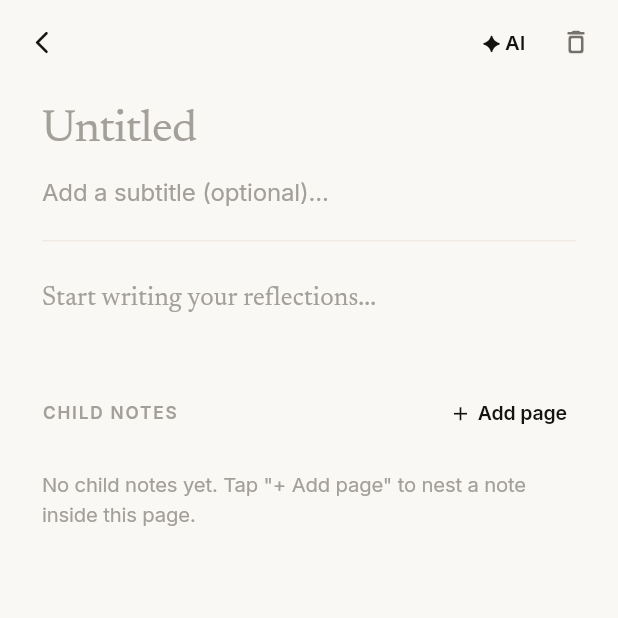
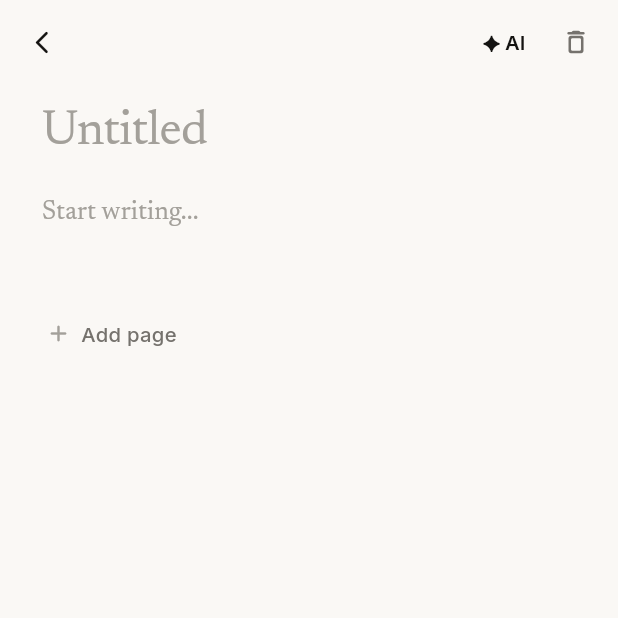
Before and after one commit to paperlinkos/tigris, a Flutter app: the screen it shows after launch, after a tap on "New note", on a phone screen of 412 x 824 dp, the top half of it. Run offline on Flutter 3.47's test engine with Material 3 defaults, Android fonts, the light colour scheme and no system bars; our stand-ins replace google_fonts, shared_preferences.

Commit message:
feat(phase-13): refine note screen to 3-part layout (title, body, seamless child pages)

```diff
--- a/lib/screens/note_detail_screen.dart
+++ b/lib/screens/note_detail_screen.dart
@@ -34,7 +34,6 @@ class _NoteDetailScreenState extends State<NoteDetailScreen> {
   bool _isLoading = true;
 
   late final TextEditingController _titleController;
-  late final TextEditingController _subtitleController;
   late final TextEditingController _contentController;
 
   Timer? _debounceTimer;
@@ -49,12 +48,15 @@ class _NoteDetailScreenState extends State<NoteDetailScreen> {
     super.initState();
     _activeNoteIdsInStack.add(widget.noteId);
     _note = widget.initialNote;
+
+    final initialContent = (_note?.content != null && _note!.content.isNotEmpty)
+        ? _note!.content
+        : (_note?.subtitle ?? '');
+
     _titleController = TextEditingController(text: _note?.title ?? '');
-    _subtitleController = TextEditingController(text: _note?.subtitle ?? '');
-    _contentController = TextEditingController(text: _note?.content ?? '');
+    _contentController = TextEditingController(text: initialContent);
 
     _titleController.addListener(_onFieldChanged);
-    _subtitleController.addListener(_onFieldChanged);
     _contentController.addListener(_onFieldChanged);
   }
 
@@ -63,13 +65,11 @@ class _NoteDetailScreenState extends State<NoteDetailScreen> {
     _activeNoteIdsInStack.remove(widget.noteId);
     _debounceTimer?.cancel();
     _titleController.removeListener(_onFieldChanged);
-    _subtitleController.removeListener(_onFieldChanged);
     _contentController.removeListener(_onFieldChanged);
 
     _saveCurrentChangesSync();
 
     _titleController.dispose();
-    _subtitleController.dispose();
     _contentController.dispose();
     super.dispose();
   }
@@ -88,12 +88,10 @@ class _NoteDetailScreenState extends State<NoteDetailScreen> {
     if (repo == null) return;
 
     final updatedTitle = _titleController.text.trim();
-    final updatedSubtitle = _subtitleController.text.trim();
     final updatedContent = _contentController.text;
 
     final updated = _note!.copyWith(
       title: updatedTitle.isNotEmpty ? updatedTitle : 'Untitled',
-      subtitle: updatedSubtitle.isNotEmpty ? updatedSubtitle : null,
       content: updatedContent,
       updatedAt: DateTime.now(),
     );
@@ -119,12 +117,10 @@ class _NoteDetailScreenState extends State<NoteDetailScreen> {
     if (repo == null) return;
 
     final updatedTitle = _titleController.text.trim();
-    final updatedSubtitle = _subtitleController.text.trim();
     final updatedContent = _contentController.text;
 
     final updated = _note!.copyWith(
       title: updatedTitle.isNotEmpty ? updatedTitle : 'Untitled',
-      subtitle: updatedSubtitle.isNotEmpty ? updatedSubtitle : null,
       content: updatedContent,
       updatedAt: DateTime.now(),
     );
@@ -157,19 +153,29 @@ class _NoteDetailScreenState extends State<NoteDetailScreen> {
     }
 
     final ancestors = await repo.getAncestorPath(note.id);
-    final children = await repo.getChildNotes(note.id);
+    final rawChildren = await repo.getChildNotes(note.id);
+
+    // Filter out abandoned empty drafts
+    final children = <Note>[];
+    for (final child in rawChildren) {
+      final isAbandoned = (child.title.trim().isEmpty || child.title == 'Untitled') &&
+          child.content.trim().isEmpty &&
+          child.childrenIds.isEmpty;
+      if (isAbandoned) {
+        await repo.deleteNote(child.id);
+      } else {
+        children.add(child);
+      }
+    }
 
     if (mounted) {
       if (!_hasUnsavedChanges) {
         if (_titleController.text != note.title) {
           _titleController.text = note.title;
         }
-        final sub = note.subtitle ?? '';
-        if (_subtitleController.text != sub) {
-          _subtitleController.text = sub;
-        }
-        if (_contentController.text != note.content) {
-          _contentController.text = note.content;
+        final noteBody = note.content.isNotEmpty ? note.content : (note.subtitle ?? '');
+        if (_contentController.text != noteBody) {
+          _contentController.text = noteBody;
         }
       }
 
@@ -212,6 +218,14 @@ class _NoteDetailScreenState extends State<NoteDetailScreen> {
     );
 
     if (mounted) {
+      // Discard empty draft if user popped back without writing anything
+      final savedChild = await repo.getNote(newChild.id);
+      if (savedChild != null &&
+          (savedChild.title.trim().isEmpty || savedChild.title == 'Untitled') &&
+          savedChild.content.trim().isEmpty &&
+          savedChild.childrenIds.isEmpty) {
+        await repo.deleteNote(newChild.id);
+      }
       await _loadNoteData();
     }
   }
@@ -446,14 +460,13 @@ class _NoteDetailScreenState extends State<NoteDetailScreen> {
             child: Column(
               crossAxisAlignment: CrossAxisAlignment.start,
               children: [
-                // Breadcrumbs navigation (if note has ancestors)
+                // 1. Title Section (Breadcrumbs + Title)
                 _buildBreadcrumbs(),
 
-                // Digital Page Title Editor
                 TextField(
                   controller: _titleController,
                   style: AppTypography.display(
-                    fontSize: 30.0,
+                    fontSize: 32.0,
                     color: AppColors.textPrimary,
                   ),
                   decoration: const InputDecoration(
@@ -468,17 +481,17 @@ class _NoteDetailScreenState extends State<NoteDetailScreen> {
                   maxLines: null,
                   textCapitalization: TextCapitalization.sentences,
                 ),
-                const SizedBox(height: 10.0),
+                const SizedBox(height: 20.0),
 
-                // Digital Page Subtitle Editor
+                // 2. Body Section (The Notes)
                 TextField(
-                  controller: _subtitleController,
-                  style: AppTypography.subtitle(
-                    fontSize: 16.0,
-                    color: AppColors.textSecondary,
+                  controller: _contentController,
+                  style: AppTypography.body(
+                    fontSize: 17.0,
+                    color: AppColors.textPrimary,
                   ),
                   decoration: const InputDecoration(
-                    hintText: 'Add a subtitle (optional)...',
+                    hintText: 'Start writing...',
                     hintStyle: TextStyle(
                       color: AppColors.textTertiary,
                     ),
@@ -490,33 +503,9 @@ class _NoteDetailScreenState extends State<NoteDetailScreen> {
                   textCapitalization: TextCapitalization.sentences,
                 ),
 
-                const SizedBox(height: 20.0),
-                const Divider(color: AppColors.borderSubtle, height: 1.0),
-                const SizedBox(height: 24.0),
+                const SizedBox(height: 36.0),
 
-                // Digital Page Body Content Editor
-                TextField(
-                  controller: _contentController,
-                  style: AppTypography.body(
-                    fontSize: 17.0,
-                    color: AppColors.textPrimary,
-                  ),
-                  decoration: const InputDecoration(
-                    hintText: 'Start writing your reflections...',
-                    hintStyle: TextStyle(
-                      color: AppColors.textTertiary,
-                    ),
-                    border: InputBorder.none,
-                    isCollapsed: true,
-                    contentPadding: EdgeInsets.zero,
-                  ),
-                  maxLines: null,
-                  textCapitalization: TextCapitalization.sentences,
-                ),
-
-                const SizedBox(height: 48.0),
-
-                // Child notes section
+                // 3. Child Notes Section
                 _buildChildNotesSection(),
 
                 const SizedBox(height: 56.0),
@@ -574,103 +563,117 @@ class _NoteDetailScreenState extends State<NoteDetailScreen> {
   }
 
   Widget _buildChildNotesSection() {
-    return Column(
-      crossAxisAlignment: CrossAxisAlignment.start,
-      children: [
-        Row(
-          mainAxisAlignment: MainAxisAlignment.spaceBetween,
-          children: [
-            Text(
-              'CHILD NOTES',
+    if (_childNotes.isEmpty) {
+      return Padding(
+        padding: const EdgeInsets.only(top: 12.0),
+        child: InkWell(
+          onTap: _addChildPage,
+          borderRadius: BorderRadius.circular(6.0),
+          child: Padding(
+            padding: const EdgeInsets.symmetric(vertical: 8.0, horizontal: 2.0),
+            child: Row(
+              mainAxisSize: MainAxisSize.min,
+              children: [
+                const Icon(
+                  Icons.add_rounded,
+                  size: 18.0,
+                  color: AppColors.textTertiary,
+                ),
+                const SizedBox(width: 6.0),
+                Text(
+                  'Add page',
+                  style: AppTypography.uiLabel(
+                    fontSize: 13.5,
+                    fontWeight: FontWeight.w500,
+                    color: AppColors.textSecondary,
+                  ),
+                ),
+              ],
+            ),
+          ),
+        ),
+      );
+    }
+
+    return Padding(
+      padding: const EdgeInsets.only(top: 20.0),
+      child: Column(
+        crossAxisAlignment: CrossAxisAlignment.start,
+        children: [
+          Padding(
+            padding: const EdgeInsets.symmetric(horizontal: 2.0, vertical: 4.0),
+            child: Text(
+              'Pages',
               style: AppTypography.uiLabel(
-                fontSize: 11.5,
+                fontSize: 12.0,
                 fontWeight: FontWeight.w600,
                 color: AppColors.textTertiary,
-              ).copyWith(letterSpacing: 1.2),
-            ),
-            InkWell(
-              onTap: _addChildPage,
-              borderRadius: BorderRadius.circular(4.0),
-              child: Padding(
-                padding: const EdgeInsets.symmetric(horizontal: 6.0, vertical: 4.0),
-                child: Row(
-                  mainAxisSize: MainAxisSize.min,
-                  children: [
-                    const Icon(Icons.add, size: 15.0, color: AppColors.textPrimary),
-                    const SizedBox(width: 4.0),
-                    Text(
-                      'Add page',
-                      style: AppTypography.uiHeadline(
-                        fontSize: 13.0,
-                        fontWeight: FontWeight.w600,
-                        color: AppColors.textPrimary,
-                      ),
-                    ),
-                  ],
-                ),
-              ),
-            ),
-          ],
-        ),
-        const SizedBox(height: 12.0),
-        if (_childNotes.isEmpty) ...[
-          Padding(
-            padding: const EdgeInsets.symmetric(vertical: 12.0),
-            child: Text(
-              'No child notes yet. Tap "+ Add page" to nest a note inside this page.',
-              style: AppTypography.subtitle(
-                fontSize: 13.5,
-                color: AppColors.textTertiary,
-              ),
+              ).copyWith(letterSpacing: 0.8),
             ),
           ),
-        ] else ...[
+          const SizedBox(height: 6.0),
           for (final child in _childNotes)
             InkWell(
               onTap: () => _openChildNote(child),
               borderRadius: BorderRadius.circular(6.0),
               child: Padding(
-                padding: const EdgeInsets.symmetric(vertical: 10.0, horizontal: 4.0),
+                padding: const EdgeInsets.symmetric(vertical: 9.0, horizontal: 2.0),
                 child: Row(
                   children: [
+                    const Icon(
+                      Icons.description_outlined,
+                      size: 16.0,
+                      color: AppColors.textTertiary,
+                    ),
+                    const SizedBox(width: 10.0),
                     Expanded(
-                      child: Column(
-                        crossAxisAlignment: CrossAxisAlignment.start,
-                        children: [
-                          Text(
-                            child.title.isEmpty ? 'Untitled' : child.title,
-                            style: AppTypography.subtitle(
-                              fontSize: 16.0,
-                              fontWeight: FontWeight.w500,
-                              color: AppColors.textPrimary,
-                            ),
-                          ),
-                          if (child.subtitle != null && child.subtitle!.isNotEmpty) ...[
-                            const SizedBox(height: 2.0),
-                            Text(
-                              child.subtitle!,
-                              maxLines: 1,
-                              overflow: TextOverflow.ellipsis,
-                              style: AppTypography.body(
-                                fontSize: 13.0,
-                                color: AppColors.textSecondary,
-                              ),
-                            ),
-                          ],
-                        ],
+                      child: Text(
+                        child.title.isEmpty ? 'Untitled' : child.title,
+                        style: AppTypography.body(
+                          fontSize: 16.0,
+                          fontWeight: FontWeight.w500,
+                          color: AppColors.textPrimary,
+                        ),
                       ),
                     ),
                     const Icon(
                       Icons.arrow_forward_ios_rounded,
-                      size: 13.0,
+                      size: 12.0,
                       color: AppColors.textTertiary,
                     ),
                   ],
                 ),
               ),
             ),
+          const SizedBox(height: 10.0),
+          InkWell(
+            onTap: _addChildPage,
+            borderRadius: BorderRadius.circular(6.0),
+            child: Padding(
+              padding: const EdgeInsets.symmetric(vertical: 6.0, horizontal: 2.0),
+              child: Row(
+                mainAxisSize: MainAxisSize.min,
+                children: [
+                  const Icon(
+                    Icons.add_rounded,
+                    size: 16.0,
+                    color: AppColors.textTertiary,
+                  ),
+                  const SizedBox(width: 6.0),
+                  Text(
+                    'Add page',
+                    style: AppTypography.uiLabel(
+                      fontSize: 13.0,
+                      fontWeight: FontWeight.w500,
+                      color: AppColors.textSecondary,
+                    ),
+                  ),
+                ],
+              ),
+            ),
+          ),
         ],
-      ],
+      ),
     );
   }
 }
```
Also changed, not shown: 3 other files.
